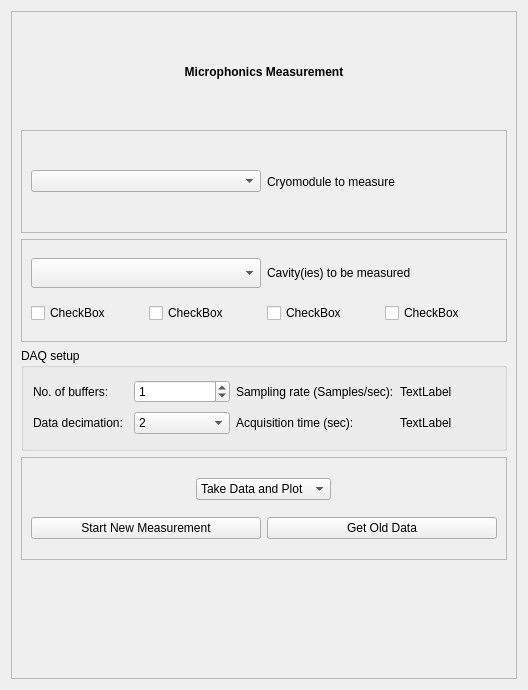
Before: the Qt Designer form FFT_test.ui in slaclab/Microphonics_tab, drawn with Qt 5.
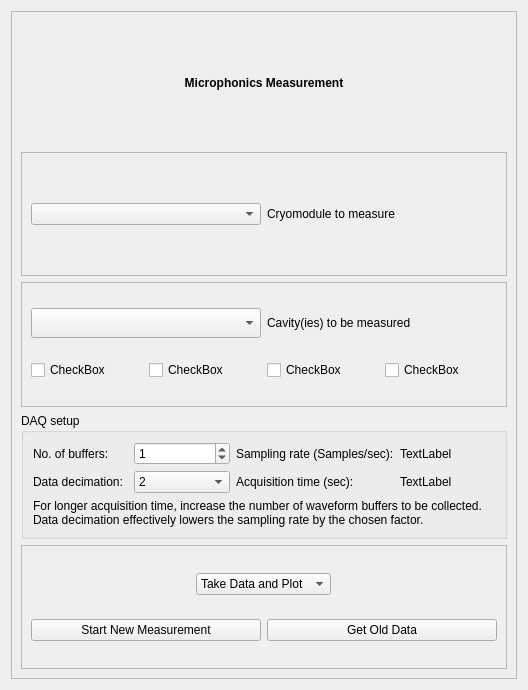
After: the same form once the commit is applied.

Commit message: part way through addressing pull request comments

```diff
--- a/FFT_test.ui
+++ b/FFT_test.ui
@@ -231,6 +231,16 @@
            </item>
           </widget>
          </item>
+         <item row="2" column="0" colspan="4">
+          <widget class="QLabel" name="label">
+           <property name="text">
+            <string>For longer acquisition time, increase the number of waveform buffers to be collected. Data decimation effectively lowers the sampling rate by the chosen factor.</string>
+           </property>
+           <property name="wordWrap">
+            <bool>true</bool>
+           </property>
+          </widget>
+         </item>
         </layout>
        </widget>
       </item>
@@ -287,19 +297,6 @@
         </layout>
        </widget>
       </item>
-      <item>
-       <widget class="QLabel" name="AcqProg">
-        <property name="text">
-         <string/>
-        </property>
-        <property name="textFormat">
-         <enum>Qt::PlainText</enum>
-        </property>
-        <property name="scaledContents">
-         <bool>true</bool>
-        </property>
-       </widget>
-      </item>
      </layout>
     </widget>
    </item>
```
The commit also changes 1 other file.
